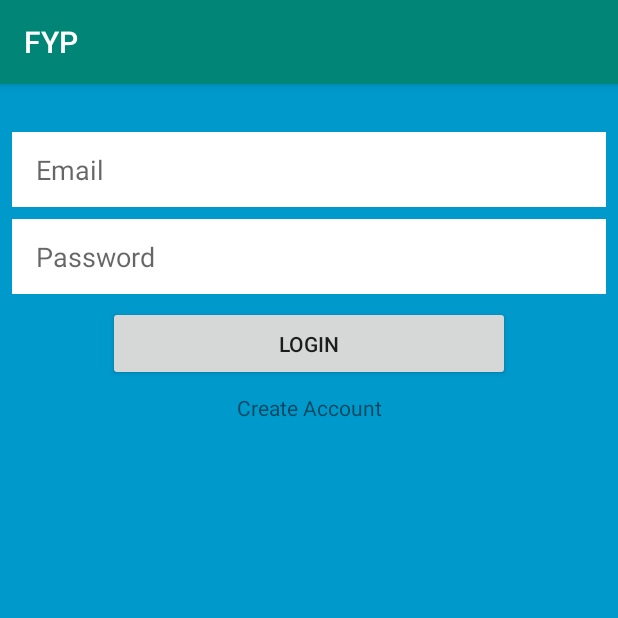
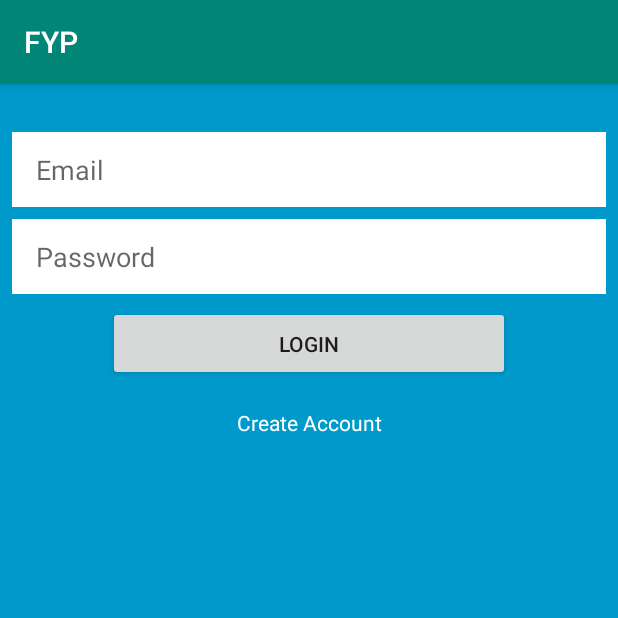
Before and after one commit to ColinM94/FYP, an Android app: the screen it shows after launch (MainActivity), after a tap on "LOGIN", on a phone screen of 412 x 824 dp, the top half of it. Run offline under Robolectric (Android 15) with nearby library versions, the phone set to English and light mode, and no system bars.

Commit message:
Add basic login and registration UI
Login and registration UI now functional. User interactions are now logged.

```diff
--- a/app/src/main/java/com/example/fyp/MainActivity.kt
+++ b/app/src/main/java/com/example/fyp/MainActivity.kt
@@ -1,8 +1,13 @@
 package com.example.fyp
 
+import android.content.Intent
+import android.graphics.Rect
 import androidx.appcompat.app.AppCompatActivity
 import android.os.Bundle
 import android.util.Log
+import android.view.TouchDelegate
+import android.view.View
+import android.widget.TextView
 import kotlinx.android.synthetic.main.activity_main.*
 
 class MainActivity : AppCompatActivity() {
@@ -15,12 +20,14 @@ class MainActivity : AppCompatActivity() {
             val email = editText_login_email.text.toString()
             val password = editText_login_password.text.toString()
 
-            Log.d("Login", "Email: $email")
-            Log.d("Login", "Password: $password")
+            Log.d("Debug", "Attempting to log in with email: $email & password: $password")
         }
 
         textView_login_noAccount.setOnClickListener{
-            Log.d("Register", "Existing Account")
+            Log.d("Debug", "Create account button clicked")
+
+            val intent = Intent(this, RegistrationActivity::class.java)
+            startActivity(intent)
         }
     }
 }
--- a/app/src/main/res/layout/activity_main.xml
+++ b/app/src/main/res/layout/activity_main.xml
@@ -41,12 +41,16 @@
             app:layout_constraintStart_toStartOf="@+id/editText_login_password" android:layout_marginTop="8dp"
             app:layout_constraintTop_toBottomOf="@+id/editText_login_password" android:layout_marginEnd="64dp"
             android:layout_marginStart="64dp"/>
+
     <TextView
-            android:text="@string/login_noAccount"
-            android:layout_width="wrap_content"
-            android:layout_height="wrap_content"
-            android:id="@+id/textView_login_noAccount"
-            app:layout_constraintStart_toStartOf="@+id/button_login_loginBtn"
-            app:layout_constraintEnd_toEndOf="@+id/button_login_loginBtn"
-            app:layout_constraintTop_toBottomOf="@+id/button_login_loginBtn" android:layout_marginTop="8dp"/>
+        android:id="@+id/textView_login_noAccount"
+        android:layout_width="wrap_content"
+        android:layout_height="wrap_content"
+        android:layout_marginTop="8dp"
+        android:padding="10dp"
+        android:text="@string/login_noAccount"
+        android:textColor="@android:color/background_light"
+        app:layout_constraintEnd_toEndOf="@+id/button_login_loginBtn"
+        app:layout_constraintStart_toStartOf="@+id/button_login_loginBtn"
+        app:layout_constraintTop_toBottomOf="@+id/button_login_loginBtn" />
 </androidx.constraintlayout.widget.ConstraintLayout>
```
Also changed, not shown: app/src/main/AndroidManifest.xml (+5 -2 lines).
